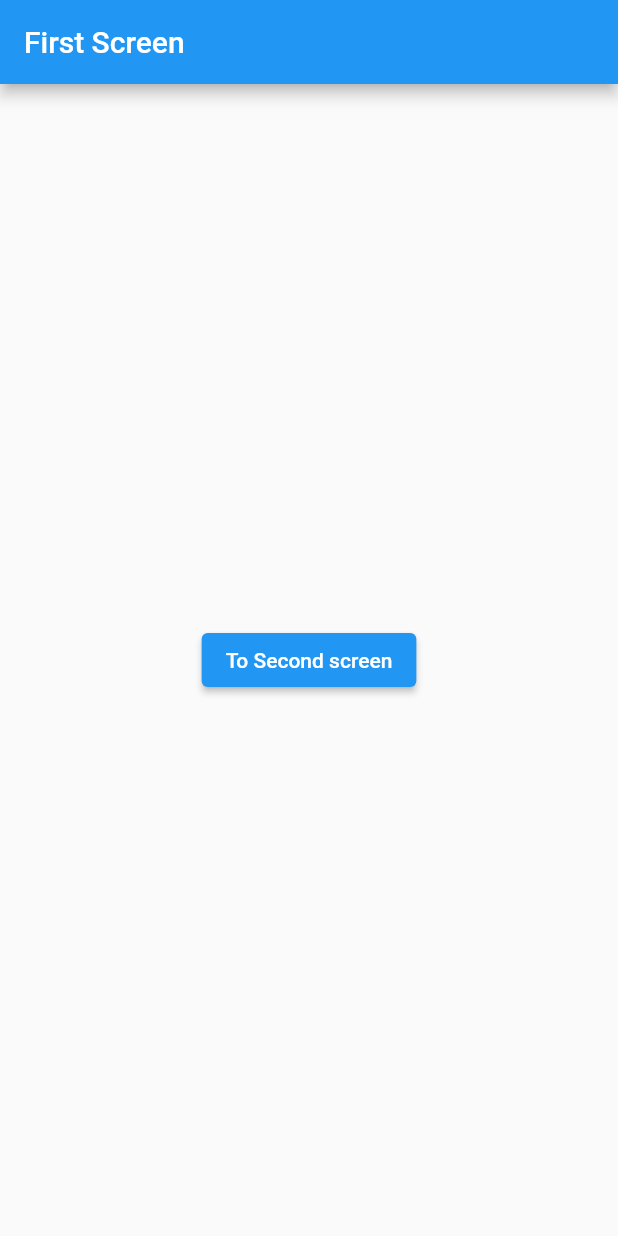
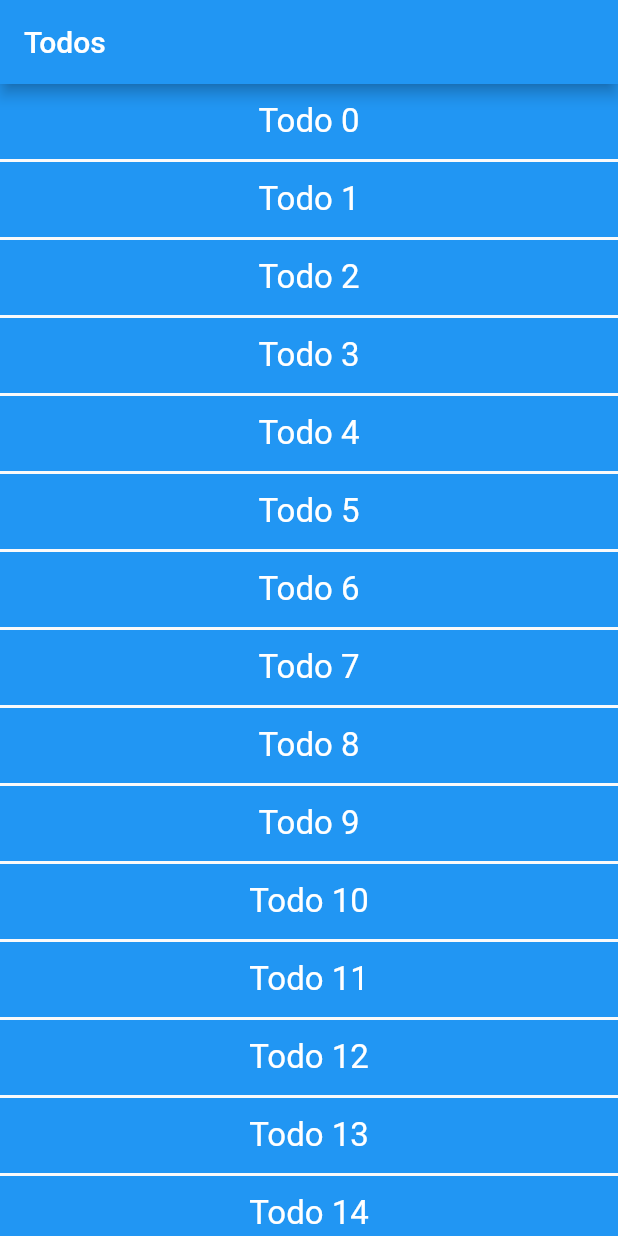
Before and after one commit to HiskelKelemework/AMP_LAB, a Flutter app: the screen it shows after launch, on a phone screen of 412 x 824 dp. Run offline on Flutter 3.47's test engine with Material 2 defaults, Android fonts, the phone set to English and light mode, and no system bars.

```diff
--- a/lib/main.dart
+++ b/lib/main.dart
@@ -3,6 +3,8 @@ import 'package:flutter/material.dart';
 import 'package:myapp/screens/first_screen.dart';
 import 'package:myapp/screens/lake_view_screen.dart';
 import 'package:myapp/screens/second_screen.dart';
+import 'package:myapp/screens/todo_detail.dart';
+import 'package:myapp/screens/todo_screen.dart';
 
 void main() => runApp(MyApp());
 
@@ -11,10 +13,12 @@ class MyApp extends StatelessWidget {
   Widget build(BuildContext context) {
     return MaterialApp(
       debugShowCheckedModeBanner: false,
-      initialRoute: "/first",
+      initialRoute: TodoScreen.routeName,
       routes: {
-        "/first": (BuildContext context) => FirstScreen(),
-        "/second": (BuildContext context) => SecondScreen(),
+        FirstScreen.routeName: (BuildContext context) => FirstScreen(),
+        SecondScreen.routeName: (BuildContext context) => SecondScreen(),
+        TodoScreen.routeName: (BuildContext context) => TodoScreen(),
+        TodoDetail.routeName: (BuildContext context) => TodoDetail(),
       },
     );
   }
--- a/lib/screens/first_screen.dart
+++ b/lib/screens/first_screen.dart
@@ -2,6 +2,8 @@ import 'package:flutter/material.dart';
 import 'package:myapp/screens/second_screen.dart';
 
 class FirstScreen extends StatelessWidget {
+  static const String routeName = "/first";
+
   const FirstScreen({Key? key}) : super(key: key);
 
   @override
@@ -15,7 +17,7 @@ class FirstScreen extends StatelessWidget {
           onPressed: () async {
             final result = await Navigator.pushNamed(
               context,
-              "/second",
+              SecondScreen.routeName,
               arguments: "From first screen",
             );
 
--- a/lib/screens/second_screen.dart
+++ b/lib/screens/second_screen.dart
@@ -1,6 +1,8 @@
 import 'package:flutter/material.dart';
 
 class SecondScreen extends StatelessWidget {
+  static const String routeName = "/second";
+
   const SecondScreen({Key? key}) : super(key: key);
 
   @override
--- /dev/null
+++ b/lib/screens/todo_screen.dart
@@ -0,0 +1,46 @@
+import 'package:flutter/material.dart';
+import 'package:myapp/screens/todo_detail.dart';
+
+class TodoScreen extends StatelessWidget {
+  static const String routeName = "/todos";
+
+  const TodoScreen({Key? key}) : super(key: key);
+
+  @override
+  Widget build(BuildContext context) {
+    return Scaffold(
+      appBar: AppBar(
+        title: Text("Todos"),
+      ),
+      body: SafeArea(
+        child: ListView.builder(
+          itemCount: 20,
+          itemBuilder: (BuildContext context, int index) {
+            return GestureDetector(
+              onTap: () {
+                Navigator.pushNamed(
+                  context,
+                  TodoDetail.routeName,
+                  arguments: "Todo $index",
+                );
+              },
+              child: Container(
+                height: 50.0,
+                color: Colors.blue,
+                margin: EdgeInsets.only(bottom: 2),
+                alignment: Alignment.center,
+                child: Text(
+                  "Todo $index",
+                  style: TextStyle(
+                    color: Colors.white,
+                    fontSize: 22.0,
+                  ),
+                ),
+              ),
+            );
+          },
+        ),
+      ),
+    );
+  }
+}
```
Also changed, not shown: lib/screens/todo_detail.dart (added, +18 -0 lines).
